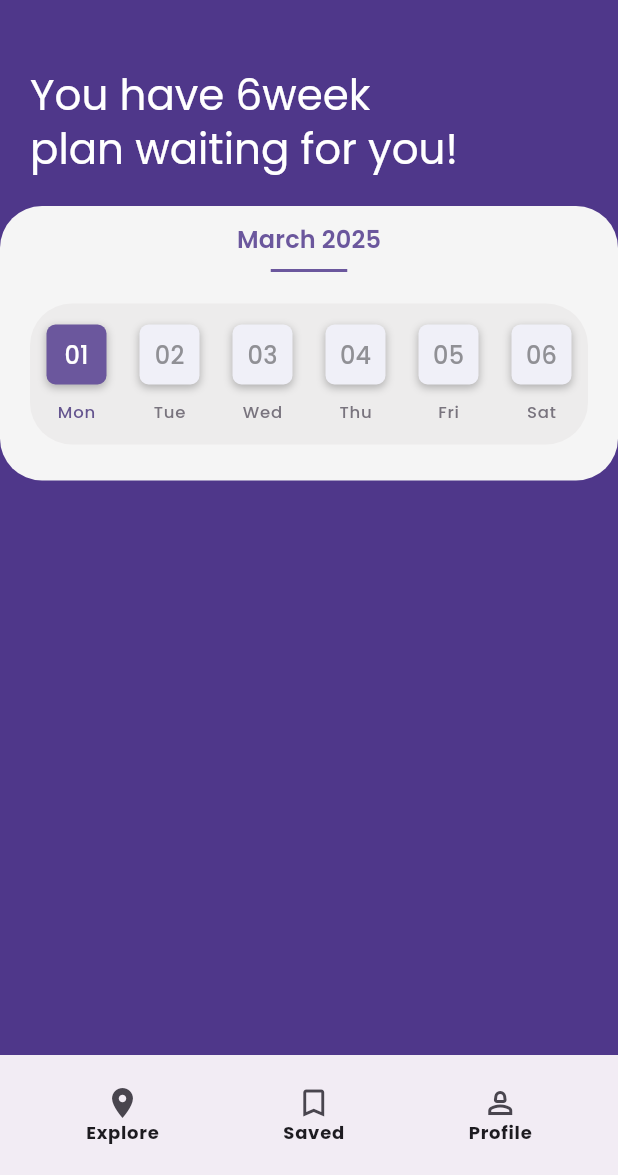
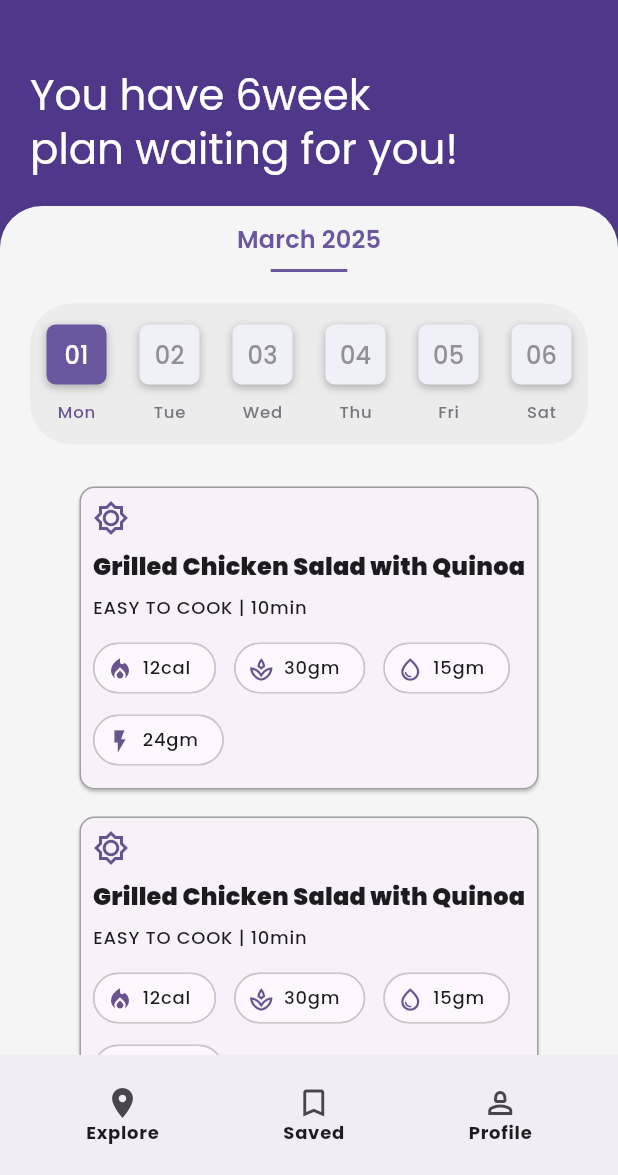
Before and after one commit to ChandanKhamitkar/trinetra_vallabh, a Flutter app: the WeekRecommendations screen opened directly, on a phone screen of 412 x 824 dp, the part 61-1236 px from its top. Run offline on Flutter 3.47's test engine with Material 3 defaults, Android fonts, the phone set to English and light mode, and no system bars; our stand-ins replace cloud_firestore, firebase_auth, firebase_core, flutter_svg, google_fonts, google_sign_in and 1 more; accounts and stored records are empty.

Commit message:
DRY: Recipe Card variant default
Signed-off-by: unknown <khamitkarsaichandan1035@gmail.com>

```diff
--- /dev/null
+++ b/lib/UI/components/cards/recipe/recipe_card_default.dart
@@ -0,0 +1,102 @@
+import 'package:flutter/material.dart';
+
+class RecipeCardDefault extends StatelessWidget {
+  final String title;
+  final String day;
+  final String protine;
+  final String carbs;
+  final String fat;
+  final String cys;
+
+  const RecipeCardDefault({
+    super.key,
+    required this.title,
+    required this.day,
+    required this.protine,
+    required this.carbs,
+    required this.fat,
+    required this.cys,
+  });
+
+  @override
+  Widget build(BuildContext context) {
+    return Card(
+      shape: RoundedRectangleBorder(
+          side: BorderSide(color: Colors.grey, width: 1.0),
+          borderRadius: BorderRadius.circular(10.0)),
+      child: Padding(
+        padding: const EdgeInsets.all(9.0), // Add padding to the card content
+        child: Column(
+          crossAxisAlignment: CrossAxisAlignment.start,
+          spacing: 8,
+          children: [
+            Icon(
+              Icons.brightness_5_outlined,
+              color: Color(0xff65558F),
+            ), // Spacing between icon and content
+            Text(title,
+                style: Theme.of(context)
+                    .textTheme
+                    .titleMedium
+                    ?.copyWith(fontWeight: FontWeight.w900)),
+            Text(day,
+                style: Theme.of(context).textTheme.labelMedium),
+            Wrap(
+              spacing: 12,
+              children: [
+                Chip(
+                  shape: RoundedRectangleBorder(
+                      borderRadius: BorderRadius.circular(20)),
+                  avatar: Icon(Icons.local_fire_department),
+                  label: Text(
+                    protine,
+                    style: Theme.of(context)
+                        .textTheme
+                        .labelMedium
+                        ?.copyWith(fontWeight: FontWeight.w500),
+                  ),
+                ),
+                Chip(
+                  shape: RoundedRectangleBorder(
+                      borderRadius: BorderRadius.circular(20)),
+                  avatar: Icon(Icons.spa_outlined),
+                  label: Text(
+                    carbs,
+                    style: Theme.of(context)
+                        .textTheme
+                        .labelMedium
+                        ?.copyWith(fontWeight: FontWeight.w500),
+                  ),
+                ),
+                Chip(
+                  shape: RoundedRectangleBorder(
+                      borderRadius: BorderRadius.circular(20)),
+                  avatar: Icon(Icons.water_drop_outlined),
+                  label: Text(
+                    fat,
+                    style: Theme.of(context)
+                        .textTheme
+                        .labelMedium
+                        ?.copyWith(fontWeight: FontWeight.w500),
+                  ),
+                ),
+                Chip(
+                  shape: RoundedRectangleBorder(
+                      borderRadius: BorderRadius.circular(20)),
+                  avatar: Icon(Icons.flash_on_outlined),
+                  label: Text(
+                    cys,
+                    style: Theme.of(context)
+                        .textTheme
+                        .labelMedium
+                        ?.copyWith(fontWeight: FontWeight.w500),
+                  ),
+                ),
+              ],
+            ),
+          ],
+        ),
+      ),
+    );
+  }
+}
--- a/lib/UI/screens/recommendations/week_recommendations.dart
+++ b/lib/UI/screens/recommendations/week_recommendations.dart
@@ -1,6 +1,7 @@
 import 'package:flutter/material.dart';
 import 'package:trinetra_vallabh/UI/components/bottom_navigation_bar/bottom_navigation_bar.dart';
 import 'package:trinetra_vallabh/UI/components/calendar/week_calendar.dart';
+import 'package:trinetra_vallabh/UI/components/cards/recipe/recipe_card_default.dart';
 import 'package:trinetra_vallabh/UI/components/custom_appbar.dart';
 import '../../../utils/user_auth_provider.dart';
 import 'package:provider/provider.dart';
@@ -64,8 +65,33 @@ class _WeekRecommendationsState extends State<WeekRecommendations> {
                 child: Column(
                   crossAxisAlignment: CrossAxisAlignment.center,
                   mainAxisSize: MainAxisSize.min,
+                  spacing: 10,
                   children: [
                     WeekCalendar(),
+                    RecipeCardDefault(
+                      title: "Grilled Chicken Salad with Quinoa",
+                      day: "EASY TO COOK | 10min",
+                      protine: "12cal",
+                      carbs: "30gm",
+                      fat: "15gm",
+                      cys: "24gm",
+                    ),
+                    RecipeCardDefault(
+                      title: "Grilled Chicken Salad with Quinoa",
+                      day: "EASY TO COOK | 10min",
+                      protine: "12cal",
+                      carbs: "30gm",
+                      fat: "15gm",
+                      cys: "24gm",
+                    ),
+                    RecipeCardDefault(
+                      title: "Grilled Chicken Salad with Quinoa",
+                      day: "EASY TO COOK | 10min",
+                      protine: "12cal",
+                      carbs: "30gm",
+                      fat: "15gm",
+                      cys: "24gm",
+                    ),
                   ],
                 ),
               ),
```
